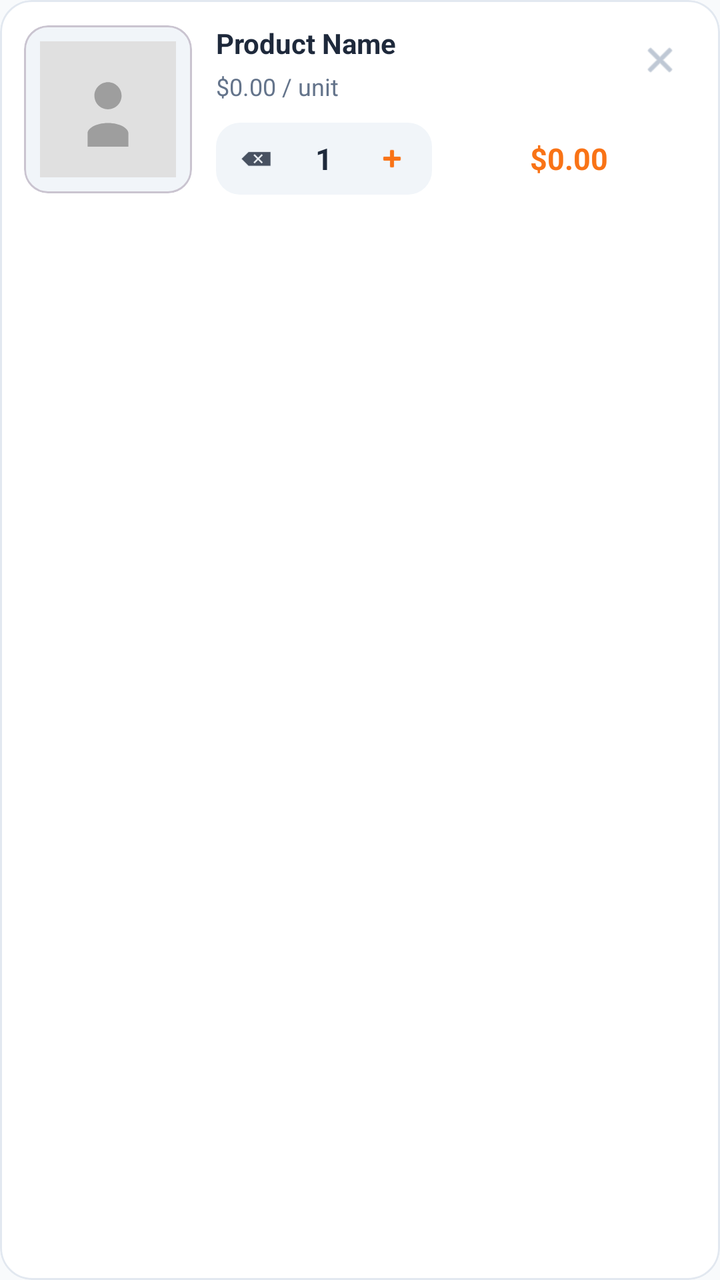
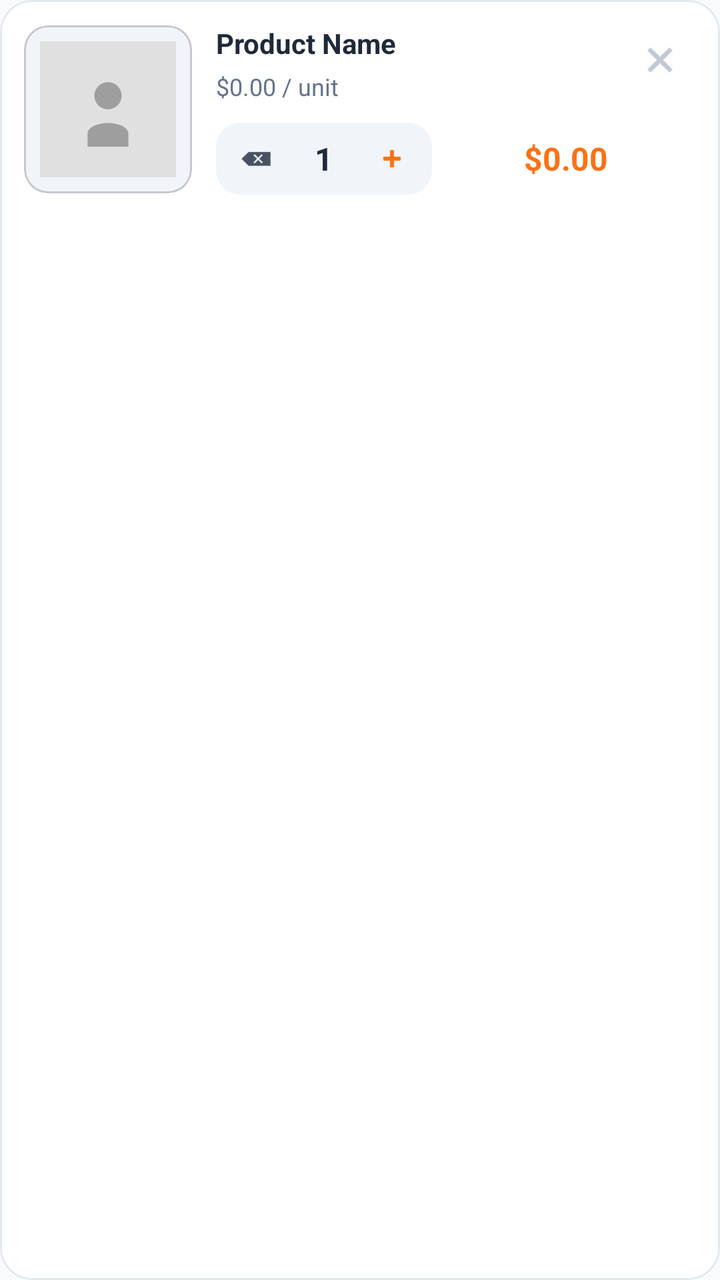

The first picture is an Android layout as it rendered before a commit; the second is the same layout after the commit. The layout source and the unified diff follow.
<!-- AndroidManifest.xml: application theme Theme.BeckieDealApp -->
<!-- res/layout/item_cart.xml -->
<?xml version="1.0" encoding="utf-8"?>
<com.google.android.material.card.MaterialCardView
    xmlns:android="http://schemas.android.com/apk/res/android"
    xmlns:app="http://schemas.android.com/apk/res-auto"
    android:layout_width="match_parent"
    android:layout_height="wrap_content"
    android:layout_marginBottom="12dp"
    app:cardCornerRadius="16dp"
    app:cardElevation="0dp"
    app:strokeWidth="1dp"
    app:strokeColor="@color/border_color"
    app:cardBackgroundColor="@color/surface">

    <LinearLayout
        android:layout_width="match_parent"
        android:layout_height="wrap_content"
        android:orientation="horizontal"
        android:padding="12dp"
        android:gravity="center_vertical">

        
        <com.google.android.material.card.MaterialCardView
            android:layout_width="84dp"
            android:layout_height="84dp"
            app:cardCornerRadius="12dp"
            app:cardElevation="0dp"
            app:cardBackgroundColor="@color/card_bg_secondary">

            <ImageView
                android:id="@+id/cartItemImage"
                android:layout_width="match_parent"
                android:layout_height="match_parent"
                android:scaleType="centerInside"
                android:padding="8dp"
                android:src="@drawable/placeholder_image" />

        </com.google.android.material.card.MaterialCardView>

        
        <LinearLayout
            android:layout_width="0dp"
            android:layout_height="wrap_content"
            android:layout_weight="1"
            android:orientation="vertical"
            android:layout_marginStart="12dp">

            
            <TextView
                android:id="@+id/cartItemName"
                android:layout_width="match_parent"
                android:layout_height="wrap_content"
                android:text="Product Name"
                android:textColor="@color/text_primary"
                android:textSize="14sp"
                android:textStyle="bold"
                android:maxLines="2"
                android:ellipsize="end" />

            
            <TextView
                android:id="@+id/cartItemUnitPrice"
                android:layout_width="wrap_content"
                android:layout_height="wrap_content"
                android:layout_marginTop="4dp"
                android:text="$0.00 / unit"
                android:textColor="@color/text_secondary"
                android:textSize="12sp" />

            
            <LinearLayout
                android:layout_width="match_parent"
                android:layout_height="wrap_content"
                android:orientation="horizontal"
                android:gravity="center_vertical"
                android:layout_marginTop="10dp">

                
                <LinearLayout
                    android:layout_width="wrap_content"
                    android:layout_height="36dp"
                    android:orientation="horizontal"
                    android:gravity="center_vertical"
                    android:background="@drawable/form_field_background"
                    android:paddingHorizontal="4dp">

                    <ImageView
                        android:id="@+id/cartItemDecrement"
                        android:layout_width="32dp"
                        android:layout_height="32dp"
                        android:padding="8dp"
                        android:src="@android:drawable/ic_input_delete"
                        app:tint="@color/text_primary"
                        android:background="?attr/selectableItemBackgroundBorderless"
                        android:contentDescription="Decrease quantity" />

                    <TextView
                        android:id="@+id/cartItemQuantity"
                        android:layout_width="36dp"
                        android:layout_height="wrap_content"
                        android:gravity="center"
                        android:text="1"
                        android:textColor="@color/text_primary"
                        android:textSize="15sp"
                        android:textStyle="bold" />

                    <ImageView
                        android:id="@+id/cartItemIncrement"
                        android:layout_width="32dp"
                        android:layout_height="32dp"
                        android:padding="8dp"
                        android:src="@android:drawable/ic_input_add"
                        app:tint="@color/primary"
                        android:background="?attr/selectableItemBackgroundBorderless"
                        android:contentDescription="Increase quantity" />

                </LinearLayout>

                
                <View
                    android:layout_width="0dp"
                    android:layout_height="1dp"
                    android:layout_weight="1" />

                
                <TextView
                    android:id="@+id/cartItemSubtotal"
                    android:layout_width="wrap_content"
                    android:layout_height="wrap_content"
                    android:text="$0.00"
                    android:textColor="@color/primary"
                    android:textSize="15sp"
                    android:textStyle="bold" />

            </LinearLayout>

        </LinearLayout>

        
        <ImageView
            android:id="@+id/cartItemRemove"
            android:layout_width="36dp"
            android:layout_height="36dp"
            android:layout_marginStart="8dp"
            android:layout_gravity="top"
            android:padding="8dp"
            android:src="@android:drawable/ic_menu_close_clear_cancel"
            app:tint="@color/text_muted"
            android:background="?attr/selectableItemBackgroundBorderless"
            android:contentDescription="Remove from cart" />

    </LinearLayout>

</com.google.android.material.card.MaterialCardView>
<!-- resources referenced by this layout -->
<resources>
  <color name="border_color">#E2E8F0</color>
  <color name="card_bg_secondary">#F1F5F9</color>
  <color name="primary">#F97316</color>
  <color name="surface">#FFFFFF</color>
  <color name="text_muted">#94A3B8</color>
  <color name="text_primary">#1E293B</color>
  <color name="text_secondary">#64748B</color>
  <!-- drawable form_field_background (drawable) -->
  <?xml version="1.0" encoding="utf-8"?>
  <shape xmlns:android="http://schemas.android.com/apk/res/android">
      <solid android:color="@color/input_background" />
      <corners android:radius="12dp" />
  </shape>
  <!-- drawable placeholder_image (drawable) -->
  <?xml version="1.0" encoding="utf-8"?>
  <vector xmlns:android="http://schemas.android.com/apk/res/android"
      android:width="200dp"
      android:height="200dp"
      android:viewportWidth="200"
      android:viewportHeight="200">
  
      
      <path
          android:fillColor="#E0E0E0"
          android:pathData="M0,0h200v200h-200z" />
  
      
      <path
          android:fillColor="#9E9E9E"
          android:pathData="M100,60c11.05,0 20,8.95 20,20s-8.95,20 -20,20 -20,-8.95 -20,-20 8.95,-20 20,-20zM100,120c18.28,0 30,8.28 30,15v20H70v-20c0,-6.72 11.72,-15 30,-15z" />
  </vector>
  <style name="Theme.BeckieDealApp" parent="Base.Theme.BeckieDealApp" />
  <color name="input_background">#F1F5F9</color>
  <style name="Base.Theme.BeckieDealApp" parent="Theme.Material3.DayNight.NoActionBar">
          <item name="colorPrimary">@color/primary</item>
          <item name="colorOnPrimary">@color/on_primary</item>
          <item name="colorPrimaryContainer">@color/primary_container</item>
          <item name="colorOnPrimaryContainer">@color/on_primary_container</item>
          <item name="android:windowBackground">@color/background</item>
          <item name="colorSurface">@color/surface</item>
          <item name="colorOnSurface">@color/on_surface</item>
          
          <item name="bottomNavigationStyle">@style/Widget.App.BottomNavigationView</item>
      </style>
  <color name="on_primary">#FFFFFF</color>
  <color name="primary_container">#F97316</color>
  <color name="on_primary_container">#582200</color>
  <color name="background">#F8FAFC</color>
  <color name="on_surface">#251913</color>
  <style name="Widget.App.BottomNavigationView" parent="Widget.Material3.BottomNavigationView">
          <item name="itemIconSize">26dp</item>
          <item name="itemIconTint">@color/bottom_nav_color</item>
          <item name="itemTextColor">@color/bottom_nav_color</item>
          
          <item name="android:background">@null</item>
          <item name="backgroundTint">@null</item>
          <item name="labelVisibilityMode">unlabeled</item>
          <item name="itemActiveIndicatorStyle">@style/Widget.App.BottomNav.ActiveIndicator</item>
      </style>
  <style name="Widget.App.BottomNav.ActiveIndicator" parent="Widget.Material3.BottomNavigationView.ActiveIndicator">
          <item name="android:color">@color/nav_indicator_fill</item>
          <item name="android:width">52dp</item>
          <item name="android:height">40dp</item>
          <item name="shapeAppearance">@style/ShapeAppearance.App.BottomNav.ActiveIndicator</item>
      </style>
  <color name="nav_indicator_fill">#FFF1EB</color>
  <style name="ShapeAppearance.App.BottomNav.ActiveIndicator" parent="">
          <item name="cornerFamily">rounded</item>
          <item name="cornerSize">50%</item>
      </style>
</resources>

<!-- the commit's change to res/layout/item_cart.xml (unified diff, before → after) -->
@@ -1,4 +1,4 @@
-<?xml version="1.0" encoding="utf-8"?>
+﻿<?xml version="1.0" encoding="utf-8"?>
 <com.google.android.material.card.MaterialCardView
     xmlns:android="http://schemas.android.com/apk/res/android"
     xmlns:app="http://schemas.android.com/apk/res-auto"
@@ -51,7 +51,7 @@
                 android:layout_height="wrap_content"
                 android:text="Product Name"
                 android:textColor="@color/text_primary"
-                android:textSize="14sp"
+                android:textSize="@dimen/text_size_body"
                 android:textStyle="bold"
                 android:maxLines="2"
                 android:ellipsize="end" />
@@ -64,7 +64,7 @@
                 android:layout_marginTop="4dp"
                 android:text="$0.00 / unit"
                 android:textColor="@color/text_secondary"
-                android:textSize="12sp" />
+                android:textSize="@dimen/text_size_caption" />
 
             
             <LinearLayout
@@ -100,7 +100,7 @@
                         android:gravity="center"
                         android:text="1"
                         android:textColor="@color/text_primary"
-                        android:textSize="15sp"
+                        android:textSize="@dimen/text_size_body_large"
                         android:textStyle="bold" />
 
                     <ImageView
@@ -128,7 +128,7 @@
                     android:layout_height="wrap_content"
                     android:text="$0.00"
                     android:textColor="@color/primary"
-                    android:textSize="15sp"
+                    android:textSize="@dimen/text_size_body_large"
                     android:textStyle="bold" />
 
             </LinearLayout>
<!-- resource entries referenced after the edit -->
@@ -7,6 +7,9 @@
   <color name="text_muted">#94A3B8</color>
   <color name="text_primary">#1E293B</color>
   <color name="text_secondary">#64748B</color>
+  <dimen name="text_size_body">13sp</dimen>
+  <dimen name="text_size_body_large">15sp</dimen>
+  <dimen name="text_size_caption">11sp</dimen>
   <!-- drawable form_field_background (drawable) -->
   <?xml version="1.0" encoding="utf-8"?>
   <shape xmlns:android="http://schemas.android.com/apk/res/android">
